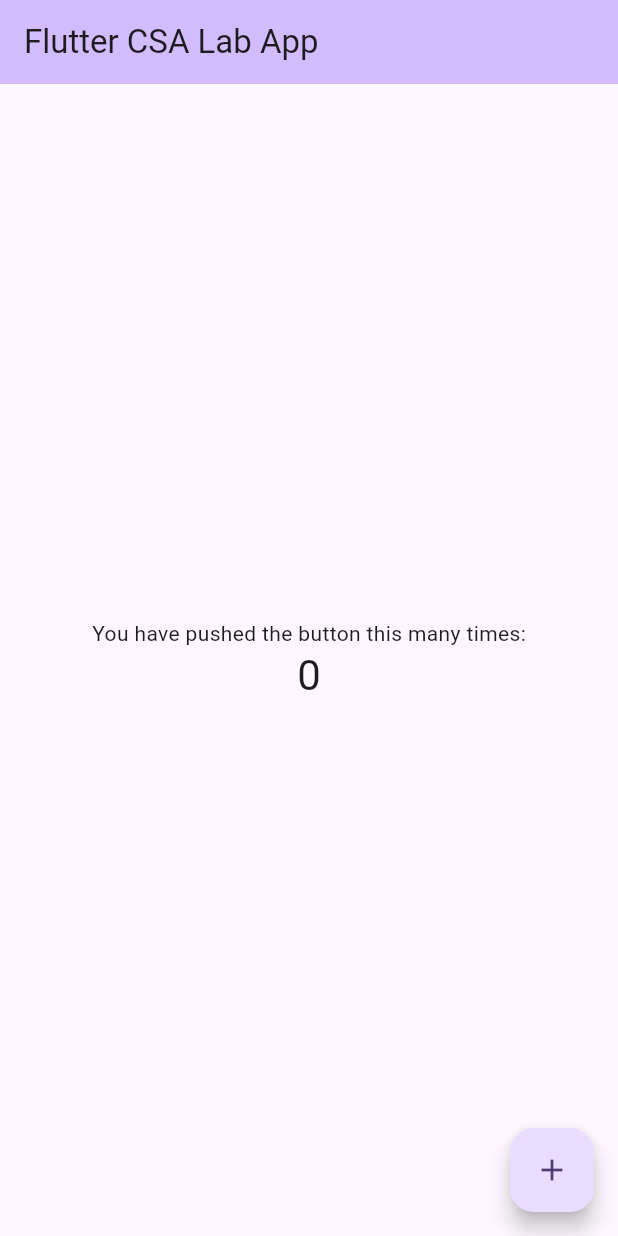
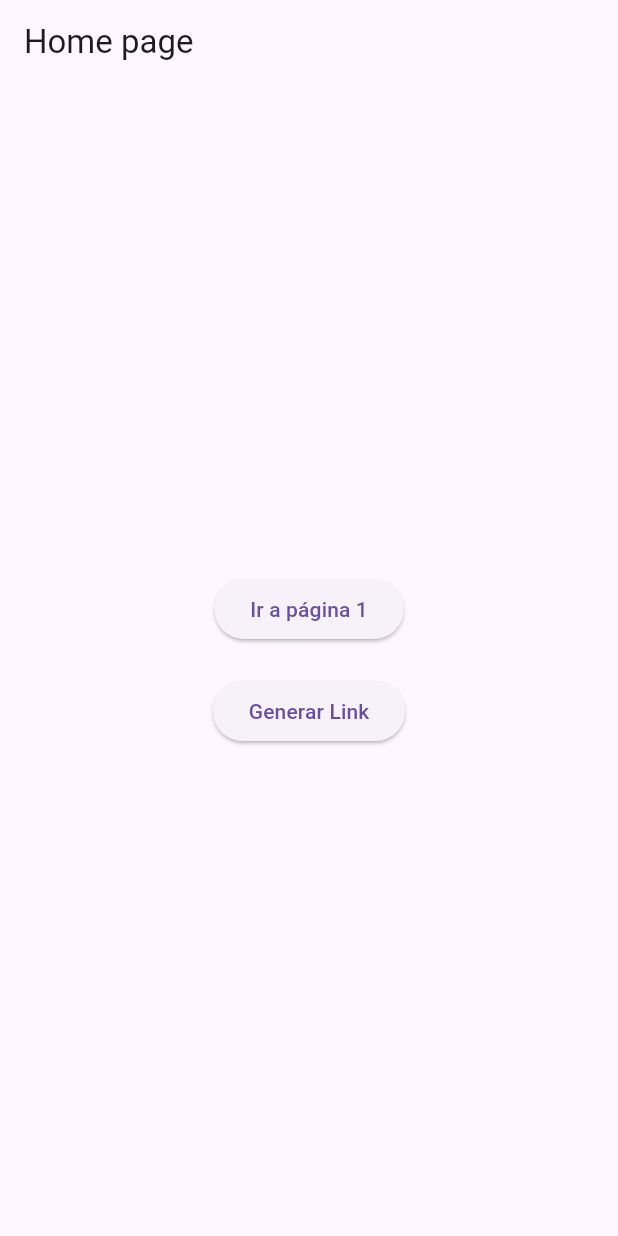
Before and after one commit to jsanchezkl/flutterDynamicLinks, a Flutter app: the screen it shows after launch, on a phone screen of 412 x 824 dp. Run offline on Flutter 3.47's test engine with Material 3 defaults, Android fonts, the phone set to English and light mode, and no system bars; our stand-ins replace firebase_analytics, firebase_core, firebase_dynamic_links; accounts and stored records are empty.

Commit message:
commit funcional

```diff
--- a/lib/main.dart
+++ b/lib/main.dart
@@ -2,145 +2,52 @@
 import 'package:flutter/material.dart';
 import 'package:labfluttercsa/firebase_options.dart';
 import 'package:firebase_analytics/firebase_analytics.dart';
+import 'package:firebase_dynamic_links/firebase_dynamic_links.dart';
+
+import 'package:labfluttercsa/pages/home_page.dart';
+import 'package:labfluttercsa/pages/otra_page.dart';
+import 'package:labfluttercsa/pages/servicios_page.dart';
+
+
 
 void main() async {
-  await Firebase.initializeApp(
-    options: DefaultFirebaseOptions.currentPlatform,
-  );
+  WidgetsFlutterBinding.ensureInitialized();
+  try {
+  await Firebase.initializeApp(options: DefaultFirebaseOptions.currentPlatform,);
+  } catch (e) {
+    print('Error initializing Firebase: $e');
+  }
 
   runApp(const MyApp());
 
   await FirebaseAnalytics.instance.logBeginCheckout(
-      value: 10.0,
-      currency: 'US',
-      items: [
-        AnalyticsEventItem(itemName: 'Socks', itemId: 'xjw73ndnw'),
-      ],
-      coupon: '10PERCENTOFF');
-  await analytics.logEvent(name: 'primer_evento', parameters: {
-    'location': 'Bog',
-    'id': '1234',
-  });
+    value: 10.0,
+    currency: 'US',
+    items: [
+      AnalyticsEventItem(itemName: 'Socks', itemId: 'xjw73ndnw'),
+    ],
+    coupon: '10PERCENTOFF',
+  );
 }
 
-FirebaseAnalytics analytics = FirebaseAnalytics.instance;
+class MyApp extends StatelessWidget {
+  const MyApp({Key? key}) : super(key: key);
 
-class MyApp extends StatelessWidget {
-  const MyApp({super.key});
-
-  // This widget is the root of your application.
   @override
   Widget build(BuildContext context) {
     return MaterialApp(
-      title: 'Flutter Demo',
-      theme: ThemeData(
-        // This is the theme of your application.
-        //
-        // TRY THIS: Try running your application with "flutter run". You'll see
-        // the application has a blue toolbar. Then, without quitting the app,
-        // try changing the seedColor in the colorScheme below to Colors.green
-        // and then invoke "hot reload" (save your changes or press the "hot
-        // reload" button in a Flutter-supported IDE, or press "r" if you used
-        // the command line to start the app).
-        //
-        // Notice that the counter didn't reset back to zero; the application
-        // state is not lost during the reload. To reset the state, use hot
-        // restart instead.
-        //
-        // This works for code too, not just values: Most code changes can be
-        // tested with just a hot reload.
-        colorScheme: ColorScheme.fromSeed(seedColor: Colors.deepPurple),
-        useMaterial3: true,
-      ),
-      home: const MyHomePage(title: 'Flutter CSA Lab App'),
+      title: 'Material App',
+      initialRoute: '/',
+      routes: {
+        '/': (context) => const HomePage(),
+        '/otra': (context) => const OtraPage(),
+        '/servicios': (context) => const ServiciosPage(),
+      },
+      onGenerateRoute: (settings) {
+        return MaterialPageRoute(
+          builder: (context) => const HomePage(),
+        );
+      },
     );
   }
 }
-
-class MyHomePage extends StatefulWidget {
-  const MyHomePage({super.key, required this.title});
-
-  // This widget is the home page of your application. It is stateful, meaning
-  // that it has a State object (defined below) that contains fields that affect
-  // how it looks.
-
-  // This class is the configuration for the state. It holds the values (in this
-  // case the title) provided by the parent (in this case the App widget) and
-  // used by the build method of the State. Fields in a Widget subclass are
-  // always marked "final".
-
-  final String title;
-
-  @override
-  State<MyHomePage> createState() => _MyHomePageState();
-}
-
-class _MyHomePageState extends State<MyHomePage> {
-  int _counter = 0;
-
-  void _incrementCounter() {
-    setState(() {
-      // This call to setState tells the Flutter framework that something has
-      // changed in this State, which causes it to rerun the build method below
-      // so that the display can reflect the updated values. If we changed
-      // _counter without calling setState(), then the build method would not be
-      // called again, and so nothing would appear to happen.
-      _counter++;
-    });
-  }
-
-  @override
-  Widget build(BuildContext context) {
-    // This method is rerun every time setState is called, for instance as done
-    // by the _incrementCounter method above.
-    //
-    // The Flutter framework has been optimized to make rerunning build methods
-    // fast, so that you can just rebuild anything that needs updating rather
-    // than having to individually change instances of widgets.
-    return Scaffold(
-      appBar: AppBar(
-        // TRY THIS: Try changing the color here to a specific color (to
-        // Colors.amber, perhaps?) and trigger a hot reload to see the AppBar
-        // change color while the other colors stay the same.
-        backgroundColor: Theme.of(context).colorScheme.inversePrimary,
-        // Here we take the value from the MyHomePage object that was created by
-        // the App.build method, and use it to set our appbar title.
-        title: Text(widget.title),
-      ),
-      body: Center(
-        // Center is a layout widget. It takes a single child and positions it
-        // in the middle of the parent.
-        child: Column(
-          // Column is also a layout widget. It takes a list of children and
-          // arranges them vertically. By default, it sizes itself to fit its
-          // children horizontally, and tries to be as tall as its parent.
-          //
-          // Column has various properties to control how it sizes itself and
-          // how it positions its children. Here we use mainAxisAlignment to
-          // center the children vertically; the main axis here is the vertical
-          // axis because Columns are vertical (the cross axis would be
-          // horizontal).
-          //
-          // TRY THIS: Invoke "debug painting" (choose the "Toggle Debug Paint"
-          // action in the IDE, or press "p" in the console), to see the
-          // wireframe for each widget.
-          mainAxisAlignment: MainAxisAlignment.center,
-          children: <Widget>[
-            const Text(
-              'You have pushed the button this many times:',
-            ),
-            Text(
-              '$_counter',
-              style: Theme.of(context).textTheme.headlineMedium,
-            ),
-          ],
-        ),
-      ),
-      floatingActionButton: FloatingActionButton(
-        onPressed: _incrementCounter,
-        tooltip: 'Increment',
-        child: const Icon(Icons.add),
-      ), // This trailing comma makes auto-formatting nicer for build methods.
-    );
-  }
-}
--- /dev/null
+++ b/lib/pages/home_page.dart
@@ -0,0 +1,40 @@
+import 'package:flutter/material.dart';
+
+class HomePage extends StatefulWidget {
+  const HomePage({super.key});
+
+  @override
+  State<HomePage> createState() => _HomePageState();
+}
+
+class _HomePageState extends State<HomePage> {
+  @override
+  Widget build(BuildContext context) {
+    return Scaffold(
+      appBar: AppBar(
+        title: const Text('Home page'),
+      ),
+      body: Center(
+       child: Column(
+          mainAxisAlignment: MainAxisAlignment.center,
+          children: [
+            ElevatedButton(
+              onPressed: () {
+                Navigator.pushNamed(context, "/servicios");
+              },
+              child: const Text('Ir a página 1'),
+            ),
+             SizedBox(height: 20),
+            ElevatedButton(
+              onPressed: () {
+                // Acción para el segundo botón
+              },
+              child: const Text('Generar Link'),
+            ),
+          ],
+        ),
+      ),
+
+    );
+  }
+}
```
Also changed, not shown: lib/dynamic_link_service.dart (added, +28 -0 lines), lib/pages/otra_page.dart (added, +22 -0 lines), lib/pages/servicios_page.dart (added, +48 -0 lines), pubspec.yaml (+4 -68 lines), lib/firebase_options.dart, pubspec.lock, 8 other files.
